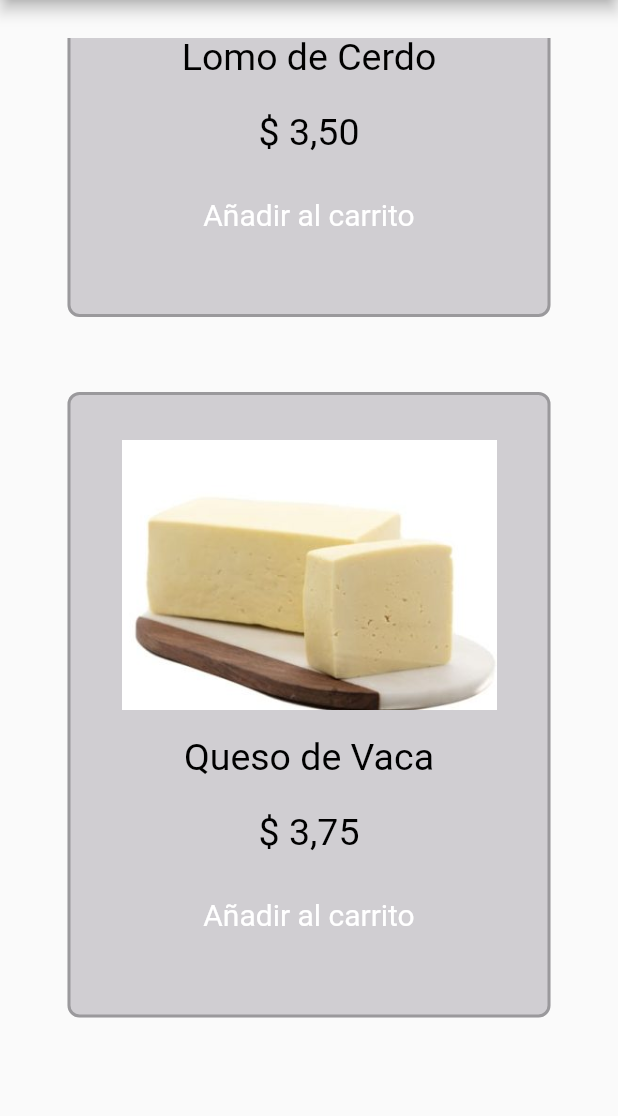
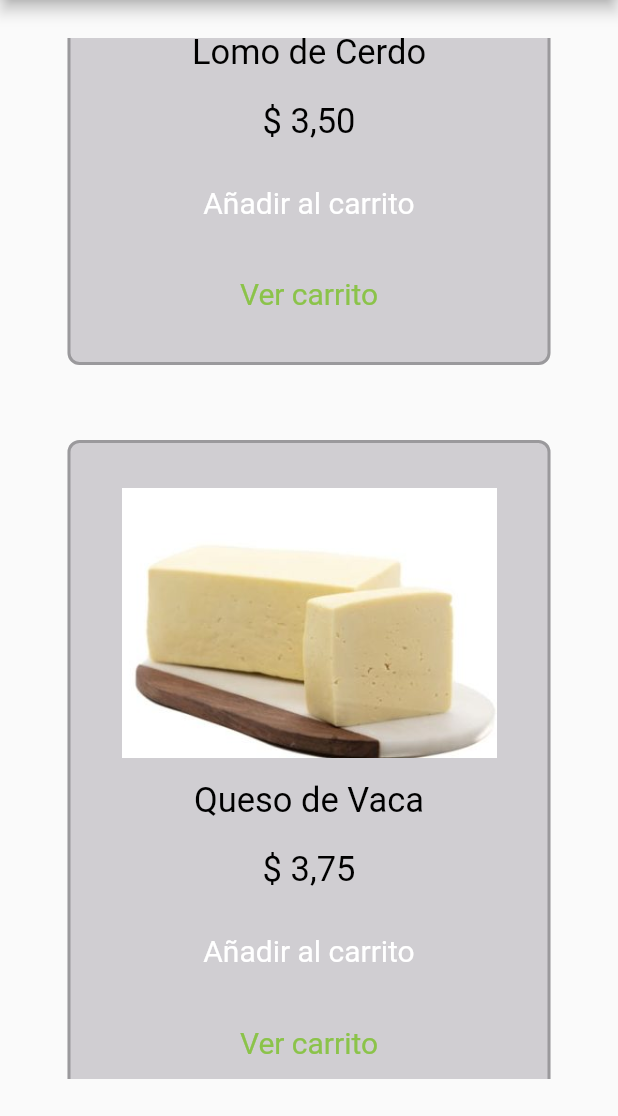
Before and after one commit to ferdeX64/prowessagronomia, a Flutter app: the Homepage screen opened directly, scrolled down 576 dp, on a phone screen of 412 x 824 dp, the part 120-1236 px from its top. Run offline on Flutter 3.47's test engine with Material 2 defaults, Android fonts, the phone set to English and light mode, and no system bars; our stand-ins replace accordion, carousel_slider, email_validator, flutter_slidable, image_picker, nb_utils and 3 more; missing offline and left inert: async_button_builder; accounts and stored records are empty; network calls fail.

Commit message:
Actualización de la app

```diff
--- a/lib/main.dart
+++ b/lib/main.dart
@@ -1,5 +1,6 @@
 import 'package:flutter/material.dart';
 import 'package:flutter/services.dart';
+import 'package:prowessagronomia/src/pages/confirmacion_compra.dart';
 import 'package:prowessagronomia/src/pages/splash_screen.dart';
 
 void main() {
@@ -38,7 +39,7 @@ class MyApp extends StatelessWidget {
           ),
         )
       ),
-      home: const SplashScreen(),
+      home: const OnboardingScreenThree(),
     );
   }
 }
--- a/lib/src/pages/categoria_carne_product.dart
+++ b/lib/src/pages/categoria_carne_product.dart
@@ -109,12 +109,12 @@ class _CategoriaCarneState extends State<CategoriaCarne>{
                       Text( mList2[index].name,
                         style: const TextStyle(
                           fontWeight: FontWeight.w400,
-                          fontSize: 25,
+                          fontSize: 23,
                           color: Colors.black, height:2),),
                       Text(mList3[index].price,
                         style: const TextStyle(
                           fontWeight: FontWeight.w400,
-                          fontSize: 25,
+                          fontSize: 23,
                           color: Colors.black, height:2),),
                      AsyncButtonBuilder(
                       child: const Padding(
--- a/lib/src/pages/categoria_fruta_product.dart
+++ b/lib/src/pages/categoria_fruta_product.dart
@@ -109,12 +109,12 @@ class _CategoriaFrutaState extends State<CategoriaFruta>{
                       Text( mList2[index].name,
                         style: const TextStyle(
                           fontWeight: FontWeight.w400,
-                          fontSize: 25,
+                          fontSize: 23,
                           color: Colors.black, height:2),),
                       Text(mList3[index].price,
                         style: const TextStyle(
                           fontWeight: FontWeight.w400,
-                          fontSize: 25,
+                          fontSize: 23,
                           color: Colors.black, height:2),),
                      AsyncButtonBuilder(
                       child: const Padding(
--- a/lib/src/pages/categoria_lacteos_product.dart
+++ b/lib/src/pages/categoria_lacteos_product.dart
@@ -109,12 +109,12 @@ class _CategoriaLacteosState extends State<CategoriaLacteos>{
                       Text( mList2[index].name,
                         style: const TextStyle(
                           fontWeight: FontWeight.w400,
-                          fontSize: 25,
+                          fontSize: 23,
                           color: Colors.black, height:2),),
                       Text(mList3[index].price,
                         style: const TextStyle(
                           fontWeight: FontWeight.w400,
-                          fontSize: 25,
+                          fontSize: 23,
                           color: Colors.black, height:2),),
                      AsyncButtonBuilder(
                       child: const Padding(
--- a/lib/src/pages/categoria_vegetales_product.dart
+++ b/lib/src/pages/categoria_vegetales_product.dart
@@ -109,12 +109,12 @@ class _CategoriaVerdurasState extends State<CategoriaVerduras>{
                       Text( mList2[index].name,
                         style: const TextStyle(
                           fontWeight: FontWeight.w400,
-                          fontSize: 25,
+                          fontSize: 23,
                           color: Colors.black, height:2),),
                       Text(mList3[index].price,
                         style: const TextStyle(
                           fontWeight: FontWeight.w400,
-                          fontSize: 25,
+                          fontSize: 23,
                           color: Colors.black, height:2),),
                      AsyncButtonBuilder(
                       child: const Padding(
--- a/lib/src/pages/homepage.dart
+++ b/lib/src/pages/homepage.dart
@@ -26,6 +26,8 @@ class _HomepageState extends State<Homepage> {
     'https://prowessagrec.com/wp-content/uploads/2021/10/Diseno-1-Portada.jpg',
   ];
 
+
+
   @override
   void initState() {
     super.initState();
@@ -35,6 +37,7 @@ class _HomepageState extends State<Homepage> {
   }
   @override
   Widget build(BuildContext context) {
+    String texto="";
     return SafeArea(
       child: Scaffold(
         appBar: AppBar(
@@ -141,12 +144,12 @@ class _HomepageState extends State<Homepage> {
                       Text( mList2[index].name,
                         style: const TextStyle(
                           fontWeight: FontWeight.w400,
-                          fontSize: 25,
+                          fontSize: 23,
                           color: Colors.black, height:2),),
                       Text(mList3[index].price,
                         style: const TextStyle(
                           fontWeight: FontWeight.w400,
-                          fontSize: 25,
+                          fontSize: 23,
                           color: Colors.black, height:2),),
                      AsyncButtonBuilder(
                       child: const Padding(
@@ -206,7 +209,23 @@ class _HomepageState extends State<Homepage> {
                           ),
                         );
                       },
-                    ),],
+                    ),
+                     InkWell(
+                       child: const Text( "Ver carrito",
+                          style: TextStyle(
+                            fontWeight: FontWeight.w400,
+                            fontSize: 20,
+                            color:Colors.lightGreen ,height:2),),
+                        onTap: () {
+                          Navigator.push(
+                          context,
+                         MaterialPageRoute(
+                          builder: (BuildContext context) =>  const CarritoPage()
+                          )
+                         );
+                      },
+                     ),
+                    ],
                   ),
                 ),
               )
--- a/lib/src/utils/home_page_list_images.dart
+++ b/lib/src/utils/home_page_list_images.dart
@@ -11,3 +11,7 @@ const facebook="assets/images/facebook.png";
 const instagram="assets/images/instagram.png";
 const tiktok="assets/images/tik_tok.png";
 const twitter="assets/images/twitter.png";
+const linkface="https://www.facebook.com/Prowess-Agronom%C3%ADa-292299772568132";
+const linkinst="https://www.instagram.com/prowessagro_ec/";
+const linktik="https://www.tiktok.com/@totalprowess_ec?_d=secCgwIARCbDRjEFSACKAESPgo8u2Uw9lwSMep6qlnbEYLmkgKK%2BmSKKqAUrNzvR3mTrYMrbkjwzRstGLdgPBkkcutXYEF39DdD4Ib4jXk2GgA%3D&language=es&preview_pb=0&sec_user_id=MS4wLjABAAAA5ssXTMHAjCuiyg70Qnk2I0exUw1-H-07TstgRrHAReGYT--ib-8_KD8FaGnAdkLl&share_app_id=1233&share_item_id=7029374369017122054&share_link_id=9cb786c8-e893-453f-af55-3d8f804cd931&source=h5_m&timestamp=1636654058&u_code=d290dcmm987fbe&user_id=6604901674798972933&utm_campaign=client_share&utm_medium=android&utm_source=copy&_r=1";
+const linktwi="https://twitter.com/EcProwessagro";
--- a/pubspec.yaml
+++ b/pubspec.yaml
@@ -48,6 +48,7 @@ dependencies:
   shared_preferences: ^2.0.8
   firebase_auth: ^3.1.1
   provider: ^6.0.1
+  url_launcher: ^6.0.20
 
 dev_dependencies:
   flutter_test:
```
Also changed, not shown: lib/src/pages/confirmacion_compra.dart (+11 -5 lines), lib/src/utils/productos_home_page.dart (+18 -0 lines), lib/src/models/home_page_model.dart (line endings or trailing spaces), pubspec.lock.
